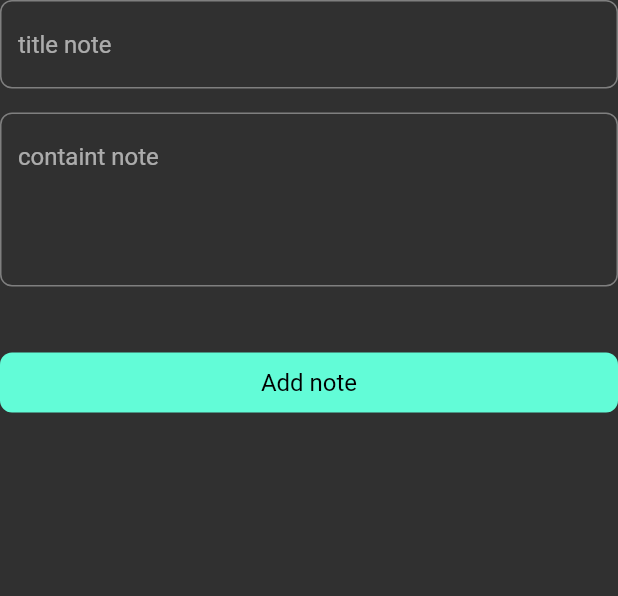
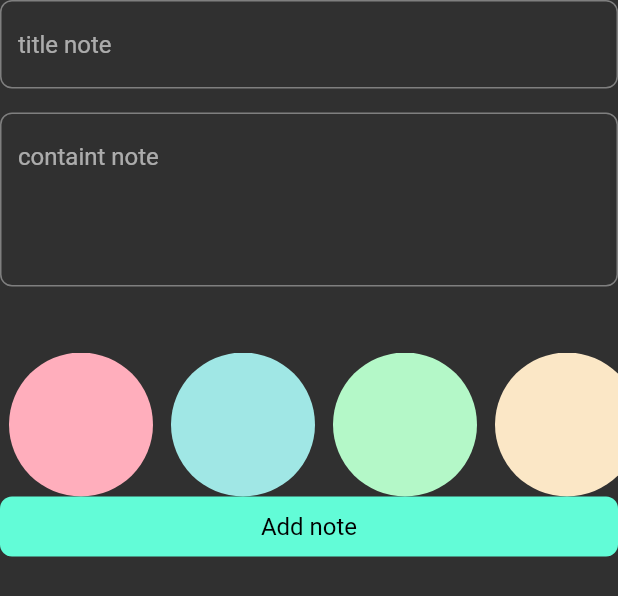
Before and after one commit to MuhammedGhazi/my_notes, a Flutter app: the AddNoteForm widget shown alone on an empty page, opened directly, on a phone screen of 412 x 824 dp. Shown: the top 596 px of the screen. Run offline on Flutter 3.47's test engine with Material 2 defaults, Android fonts, the phone set to English and light mode, and no system bars; our stand-ins replace dartz, flutter_bloc, sqflite; accounts and stored records are empty.

Commit message:
add list color to add note

```diff
--- a/lib/core/constantes.dart
+++ b/lib/core/constantes.dart
@@ -1,3 +1,10 @@
 import 'package:flutter/material.dart';
 
 const kPrimaryColor = Color(0xff62fcd7);
+const kListColors = [
+  0xffFFAEBC,
+  0xffA0E7E5,
+  0xffB4F8C8,
+  0xffFBE7C6,
+  0xffECF87F
+];
--- a/lib/features/home/presentaion/views/widgets/add_note_form.dart
+++ b/lib/features/home/presentaion/views/widgets/add_note_form.dart
@@ -1,6 +1,7 @@
 import 'package:flutter/material.dart';
 import 'package:flutter_bloc/flutter_bloc.dart';
 import 'package:intl/intl.dart';
+import 'package:my_notes/core/constantes.dart';
 import 'package:my_notes/features/home/data/models/note_model.dart';
 import 'package:my_notes/features/home/presentaion/manage/cubits/add_note_cubit/add_note_cubit.dart';
 import 'package:my_notes/features/home/presentaion/manage/cubits/notes_cubit/notes_cubit.dart';
@@ -47,6 +48,7 @@ class _AddNoteFormState extends State<AddNoteForm> {
           const SizedBox(
             height: 44,
           ),
+          const SizedBox(height: 48 * 2, child: ListColors()),
           BlocBuilder<AddNoteCubit, AddNoteState>(
             builder: (context, state) {
               return CustomButton(
@@ -77,3 +79,39 @@ class _AddNoteFormState extends State<AddNoteForm> {
     );
   }
 }
+
+class ListColors extends StatelessWidget {
+  const ListColors({super.key});
+
+  @override
+  Widget build(BuildContext context) {
+    return ListView.builder(
+      itemCount: 5,
+      scrollDirection: Axis.horizontal,
+      itemBuilder: (context, index) {
+        return ColorItem(
+          indexColors: index,
+        );
+      },
+    );
+  }
+}
+
+class ColorItem extends StatelessWidget {
+  const ColorItem({
+    super.key,
+    required this.indexColors,
+  });
+  final int indexColors;
+
+  @override
+  Widget build(BuildContext context) {
+    return Padding(
+      padding: const EdgeInsets.symmetric(horizontal: 6),
+      child: CircleAvatar(
+        backgroundColor: Color(kListColors[indexColors]),
+        radius: 48,
+      ),
+    );
+  }
+}
```
